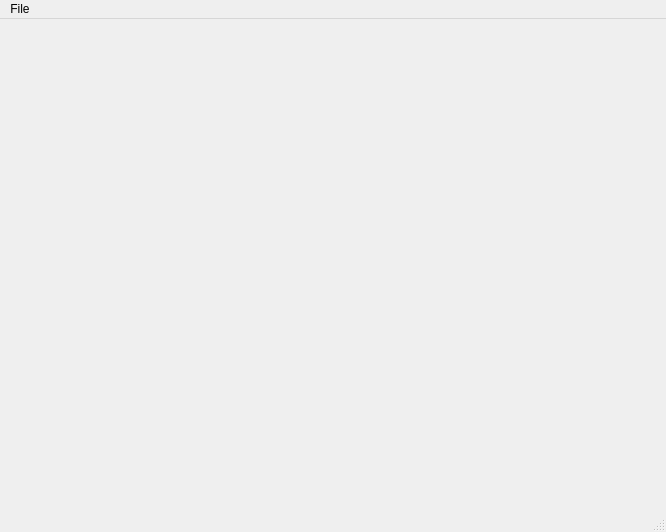
josephradford/aptic-stack-parse, file src/aptic_stack_parse/mainwindow.ui: the form before one commit.
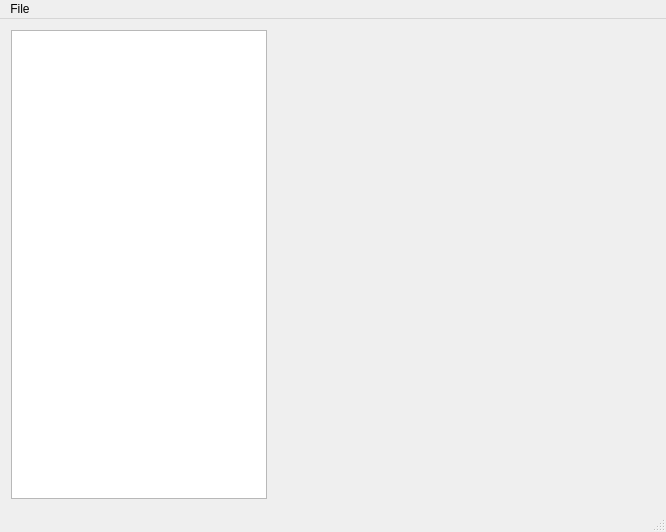
The form after the commit.

Commit message: List view widget for displaying file names and blank label for image preview

Patch:
```diff
--- a/src/aptic_stack_parse/mainwindow.ui
+++ b/src/aptic_stack_parse/mainwindow.ui
@@ -13,7 +13,31 @@
   <property name="windowTitle">
    <string>MainWindow</string>
   </property>
-  <widget class="QWidget" name="centralWidget"/>
+  <widget class="QWidget" name="centralWidget">
+   <layout class="QHBoxLayout" name="horizontalLayout_2">
+    <item>
+     <layout class="QHBoxLayout" name="horizontalLayout">
+      <item>
+       <widget class="QListView" name="listViewFiles">
+        <property name="sizePolicy">
+         <sizepolicy hsizetype="Maximum" vsizetype="Expanding">
+          <horstretch>0</horstretch>
+          <verstretch>0</verstretch>
+         </sizepolicy>
+        </property>
+       </widget>
+      </item>
+      <item>
+       <widget class="QLabel" name="lblSelectedFile">
+        <property name="text">
+         <string/>
+        </property>
+       </widget>
+      </item>
+     </layout>
+    </item>
+   </layout>
+  </widget>
   <widget class="QMenuBar" name="menuBar">
    <property name="geometry">
     <rect>
```
